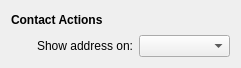
The window that mobile/contacts/configwidget.ui (chusopr/kdepim-ktimetracker-akonadi) describes before a commit, drawn with Qt 5.
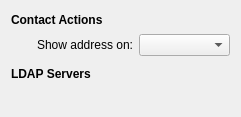
The same window after the commit. Custom widgets are drawn as their Qt base class.

Commit message: Load the LDAP kcm in the config dialog

Diff of the .ui file:
```diff
--- a/mobile/contacts/configwidget.ui
+++ b/mobile/contacts/configwidget.ui
@@ -7,7 +7,7 @@
     <x>0</x>
     <y>0</y>
     <width>241</width>
-    <height>68</height>
+    <height>117</height>
    </rect>
   </property>
   <layout class="QVBoxLayout" name="verticalLayout">
@@ -58,6 +58,39 @@
      </item>
     </layout>
    </item>
+   <item>
+    <layout class="QGridLayout" name="ldapServerSettingsLayout">
+     <item row="0" column="0" colspan="2">
+      <widget class="QLabel" name="label_2">
+       <property name="font">
+        <font>
+         <weight>75</weight>
+         <bold>true</bold>
+        </font>
+       </property>
+       <property name="text">
+        <string>LDAP Servers</string>
+       </property>
+      </widget>
+     </item>
+     <item row="1" column="0">
+      <spacer name="horizontalSpacer_2">
+       <property name="orientation">
+        <enum>Qt::Horizontal</enum>
+       </property>
+       <property name="sizeType">
+        <enum>QSizePolicy::Fixed</enum>
+       </property>
+       <property name="sizeHint" stdset="0">
+        <size>
+         <width>20</width>
+         <height>20</height>
+        </size>
+       </property>
+      </spacer>
+     </item>
+    </layout>
+   </item>
   </layout>
  </widget>
  <customwidgets>
```
The commit also changes 3 other files.
